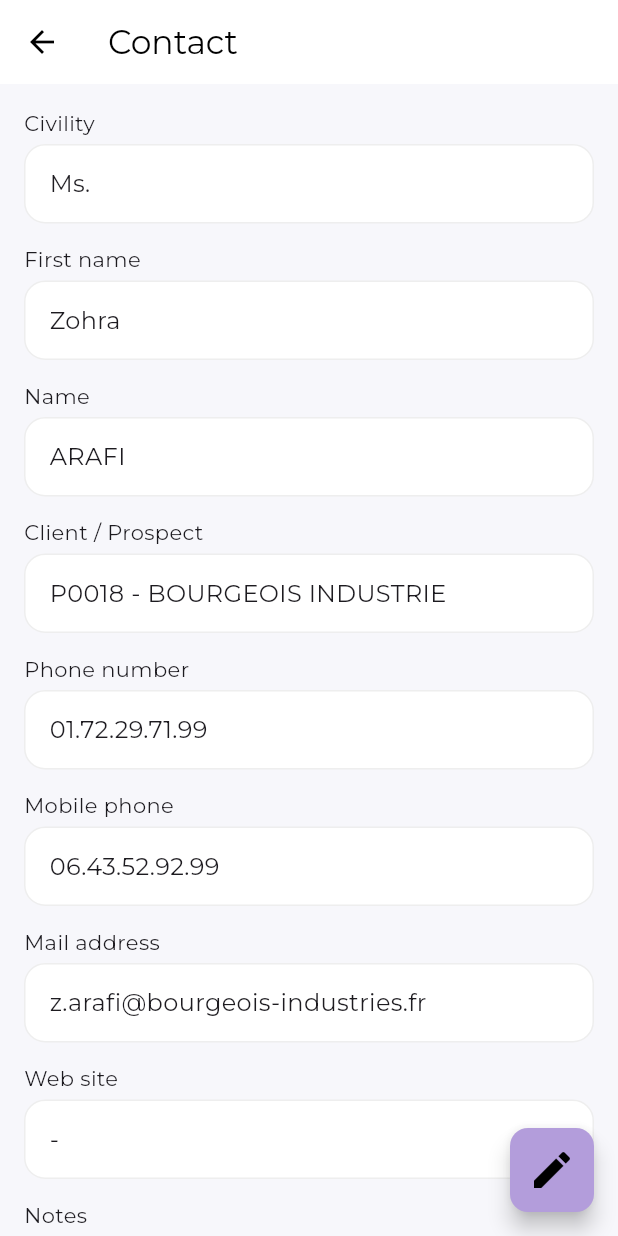
After one commit to lembo2003/clone_aom, a Flutter app: the ContactUserEdit screen opened directly, on a phone screen of 412 x 824 dp. The commit adds this screen. Run offline on Flutter 3.47's test engine with Material 3 defaults, Android fonts, the phone set to English and light mode, and no system bars; our stand-ins replace firebase_core, firebase_messaging, flutter_slidable; missing offline and left inert: onesignal_flutter; accounts and stored records are empty.

Commit message:
Add editable user contact screen
A new screen, `ContactUserEdit`, has been created to allow editing of user contact information.
This screen includes fields for:
- Civility (Ms./Mr.)
- First name
- Name
- Client/Prospect (selectable from a dialog)
- Phone number
- Mobile phone
- Mail address
- Web site
- Notes

The screen supports both view and edit modes, toggled by a FloatingActionButton.
In view mode, information is displayed as static text.
In edit mode, fields become editable FormFields.

The `ContactUserDetail` screen now has an edit FAB that navigates to the `ContactUserEdit` screen.
Styling adjustments have been made to `ContactUserDetail` including margin updates for sections and header card positioning.
The "Contact" section title in `ContactUserDetail` no longer has an icon.

```diff
--- /dev/null
+++ b/lib/loginpage/screen/contact_user_edit.dart
@@ -0,0 +1,329 @@
+import 'package:flutter/material.dart';
+
+class ContactUserEdit extends StatefulWidget {
+  const ContactUserEdit({Key? key}) : super(key: key);
+
+  @override
+  State<ContactUserEdit> createState() => _ContactUserEditState();
+}
+
+class _ContactUserEditState extends State<ContactUserEdit>
+    with SingleTickerProviderStateMixin {
+  final _formKey = GlobalKey<FormState>();
+
+  // Form fields
+  String _civility = 'Ms.';
+  String _firstName = 'Zohra';
+  String _name = 'ARAFI';
+  String _clientProspect = 'P0018 - BOURGEOIS INDUSTRIE';
+  String _phone = '01.72.29.71.99';
+  String _mobile = '06.43.52.92.99';
+  String _mail = 'z.arafi@bourgeois-industries.fr';
+  String _website = '';
+  String _notes = '';
+
+  // Edit/view mode toggle
+  bool _isEditMode = false;
+
+  // Civility options
+  final List<String> _civilities = ['Ms.', 'Mr.'];
+
+  // Client/Prospect options (placeholder)
+  final List<String> _clientProspects = [
+    'P0018 - BOURGEOIS INDUSTRIE',
+    'P0022 - ESL Banking',
+    'P0034 - DG Technologies',
+    'P0036 - AZ Inno',
+  ];
+
+  void _openClientProspectDialog() async {
+    if (!_isEditMode) return;
+    final selected = await showDialog<String>(
+      context: context,
+      builder: (context) {
+        return Dialog(
+          shape: RoundedRectangleBorder(borderRadius: BorderRadius.circular(16)),
+          child: SizedBox(
+            height: 400,
+            child: Column(
+              children: [
+                Padding(
+                  padding: const EdgeInsets.all(16.0),
+                  child: Row(
+                    children: [
+                      const Expanded(
+                        child: Text(
+                          'Client / Prospect',
+                          style: TextStyle(
+                            fontWeight: FontWeight.bold,
+                            fontSize: 18,
+                          ),
+                        ),
+                      ),
+                      IconButton(
+                        icon: const Icon(Icons.close),
+                        onPressed: () => Navigator.pop(context),
+                      ),
+                    ],
+                  ),
+                ),
+                Expanded(
+                  child: ListView.separated(
+                    itemCount: _clientProspects.length,
+                    separatorBuilder: (_, __) => const Divider(height: 1),
+                    itemBuilder: (context, index) {
+                      final item = _clientProspects[index];
+                      return ListTile(
+                        title: Text(item),
+                        trailing: item == _clientProspect
+                            ? const Icon(Icons.check, color: Colors.deepPurple)
+                            : null,
+                        onTap: () => Navigator.pop(context, item),
+                      );
+                    },
+                  ),
+                ),
+              ],
+            ),
+          ),
+        );
+      },
+    );
+    if (selected != null) {
+      setState(() {
+        _clientProspect = selected;
+      });
+    }
+  }
+
+  InputDecoration _inputDecoration(String label) {
+    return InputDecoration(
+      labelText: label,
+      filled: true,
+      fillColor: Colors.white,
+      border: OutlineInputBorder(
+        borderRadius: BorderRadius.circular(14),
+        borderSide: BorderSide(color: Colors.grey.shade300),
+      ),
+      enabledBorder: OutlineInputBorder(
+        borderRadius: BorderRadius.circular(14),
+        borderSide: BorderSide(color: Colors.grey.shade300),
+      ),
+      disabledBorder: OutlineInputBorder(
+        borderRadius: BorderRadius.circular(14),
+        borderSide: BorderSide(color: Colors.grey.shade200),
+      ),
+      contentPadding: const EdgeInsets.symmetric(horizontal: 16, vertical: 14),
+    );
+  }
+
+  Widget _buildField({
+    required String label,
+    required Widget child,
+  }) {
+    return Padding(
+      padding: const EdgeInsets.only(bottom: 14),
+      child: Column(
+        crossAxisAlignment: CrossAxisAlignment.start,
+        children: [
+          Text(label, style: const TextStyle(fontFamily: 'Montserrat', fontWeight: FontWeight.w500)),
+          const SizedBox(height: 4),
+          child,
+        ],
+      ),
+    );
+  }
+
+  Widget _buildViewField(String label, String value) {
+    return _buildField(
+      label: label,
+      child: Container(
+        width: double.infinity,
+        padding: const EdgeInsets.symmetric(horizontal: 16, vertical: 14),
+        decoration: BoxDecoration(
+          color: Colors.white,
+          borderRadius: BorderRadius.circular(14),
+          border: Border.all(color: Colors.grey.shade200),
+        ),
+        child: Text(
+          value.isNotEmpty ? value : '-',
+          style: const TextStyle(fontSize: 16, fontFamily: 'Montserrat'),
+        ),
+      ),
+    );
+  }
+
+  @override
+  Widget build(BuildContext context) {
+    return Scaffold(
+      appBar: AppBar(
+        backgroundColor: Colors.white,
+        elevation: 0,
+        leading: IconButton(
+          icon: const Icon(Icons.arrow_back, color: Colors.black),
+          onPressed: () => Navigator.of(context).pop(),
+        ),
+        title: const Text(
+          'Contact',
+          style: TextStyle(
+            color: Colors.black,
+            fontFamily: 'Montserrat',
+            fontWeight: FontWeight.w500,
+          ),
+        ),
+      ),
+      backgroundColor: const Color(0xFFF7F7FB),
+      body: SingleChildScrollView(
+        padding: const EdgeInsets.symmetric(horizontal: 16, vertical: 16),
+        child: Form(
+          key: _formKey,
+          child: Column(
+            crossAxisAlignment: CrossAxisAlignment.stretch,
+            children: [
+              // Civility
+              _isEditMode
+                  ? _buildField(
+                      label: 'Civility',
+                      child: DropdownButtonFormField<String>(
+                        value: _civility,
+                        decoration: _inputDecoration('Civility'),
+                        items: _civilities
+                            .map((c) => DropdownMenuItem(value: c, child: Text(c)))
+                            .toList(),
+                        onChanged: _isEditMode
+                            ? (val) => setState(() => _civility = val ?? _civility)
+                            : null,
+                        disabledHint: Text(_civility),
+                      ),
+                    )
+                  : _buildViewField('Civility', _civility),
+              // First name
+              _isEditMode
+                  ? _buildField(
+                      label: 'First name',
+                      child: TextFormField(
+                        initialValue: _firstName,
+                        enabled: _isEditMode,
+                        decoration: _inputDecoration('First name'),
+                        onChanged: (val) => setState(() => _firstName = val),
+                      ),
+                    )
+                  : _buildViewField('First name', _firstName),
+              // Name
+              _isEditMode
+                  ? _buildField(
+                      label: 'Name',
+                      child: TextFormField(
+                        initialValue: _name,
+                        enabled: _isEditMode,
+                        decoration: _inputDecoration('Name'),
+                        onChanged: (val) => setState(() => _name = val),
+                      ),
+                    )
+                  : _buildViewField('Name', _name),
+              // Client / Prospect
+              _isEditMode
+                  ? _buildField(
+                      label: 'Client / Prospect',
+                      child: GestureDetector(
+                        onTap: _openClientProspectDialog,
+                        child: AbsorbPointer(
+                          child: TextFormField(
+                            controller: TextEditingController(text: _clientProspect),
+                            enabled: false,
+                            decoration: _inputDecoration('Client / Prospect').copyWith(
+                              suffixIcon: const Icon(Icons.search),
+                            ),
+                          ),
+                        ),
+                      ),
+                    )
+                  : _buildViewField('Client / Prospect', _clientProspect),
+              // Phone number
+              _isEditMode
+                  ? _buildField(
+                      label: 'Phone number',
+                      child: TextFormField(
+                        initialValue: _phone,
+                        enabled: _isEditMode,
+                        decoration: _inputDecoration('Phone number'),
+                        keyboardType: TextInputType.phone,
+                        onChanged: (val) => setState(() => _phone = val),
+                      ),
+                    )
+                  : _buildViewField('Phone number', _phone),
+              // Mobile phone
+              _isEditMode
+                  ? _buildField(
+                      label: 'Mobile phone',
+                      child: TextFormField(
+                        initialValue: _mobile,
+                        enabled: _isEditMode,
+                        decoration: _inputDecoration('Mobile phone'),
+                        keyboardType: TextInputType.phone,
+                        onChanged: (val) => setState(() => _mobile = val),
+                      ),
+                    )
+                  : _buildViewField('Mobile phone', _mobile),
+              // Mail address
+              _isEditMode
+                  ? _buildField(
+                      label: 'Mail address',
+                      child: TextFormField(
+                        initialValue: _mail,
+                        enabled: _isEditMode,
+                        decoration: _inputDecoration('Mail address'),
+                        keyboardType: TextInputType.emailAddress,
+                        onChanged: (val) => setState(() => _mail = val),
+                      ),
+                    )
+                  : _buildViewField('Mail address', _mail),
+              // Web site
+              _isEditMode
+                  ? _buildField(
+                      label: 'Web site',
+                      child: TextFormField(
+                        initialValue: _website,
+                        enabled: _isEditMode,
+                        decoration: _inputDecoration('Web site'),
+                        onChanged: (val) => setState(() => _website = val),
+                      ),
+                    )
+                  : _buildViewField('Web site', _website),
+              // Notes
+              _isEditMode
+                  ? _buildField(
+                      label: 'Notes',
+                      child: TextFormField(
+                        initialValue: _notes,
+                        enabled: _isEditMode,
+                        decoration: _inputDecoration('Notes'),
+                        maxLines: 3,
+                        onChanged: (val) => setState(() => _notes = val),
+                      ),
+                    )
+                  : _buildViewField('Notes', _notes),
+            ],
+          ),
+        ),
+      ),
+      floatingActionButton: FloatingActionButton(
+        backgroundColor: _isEditMode ? Colors.green.shade200 : Colors.deepPurple.shade200,
+        onPressed: () {
+          setState(() {
+            _isEditMode = !_isEditMode;
+          });
+          if (!_isEditMode) {
+            // Optionally save changes here
+            ScaffoldMessenger.of(context).showSnackBar(
+              const SnackBar(content: Text('Saved!')),
+            );
+          }
+        },
+        child: Icon(_isEditMode ? Icons.save : Icons.edit, color: Colors.black, size: 32),
+        shape: RoundedRectangleBorder(borderRadius: BorderRadius.circular(12)),
+      ),
+      floatingActionButtonLocation: FloatingActionButtonLocation.endFloat,
+    );
+  }
+}
```
Also changed, not shown: lib/loginpage/screen/contact_user_detail.dart (+14 -9 lines).
